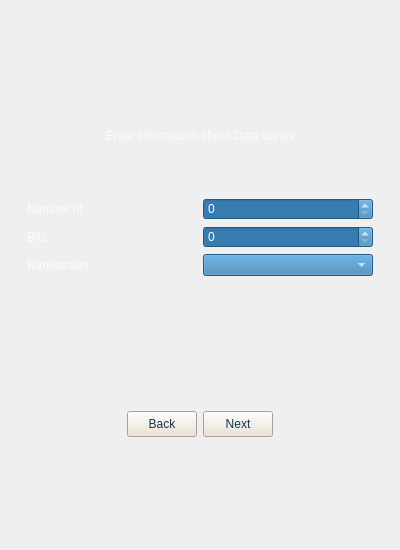
First picture: the form in ui/main_1203.ui, repository mazurikes/VPCreator, before the edit.
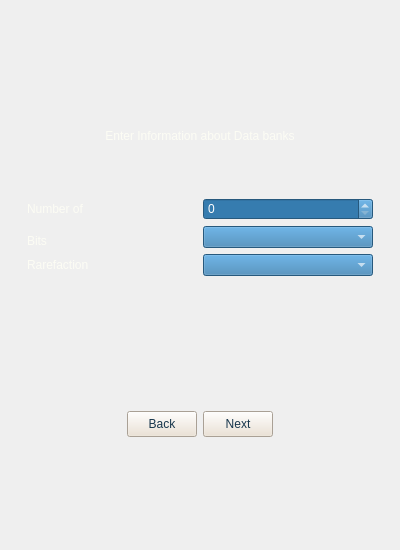
Second picture: the form after the edit. The open tabs and pages were chosen to show the change. Icons and pictures are not drawn.

```diff
--- a/ui/main_1203.ui
+++ b/ui/main_1203.ui
@@ -217,7 +217,7 @@
        <enum>QFrame::Plain</enum>
       </property>
       <property name="currentIndex">
-       <number>2</number>
+       <number>3</number>
       </property>
       <widget class="QWidget" name="welcome">
        <layout class="QVBoxLayout" name="verticalLayout_4">
@@ -548,26 +548,26 @@
            <item row="0" column="1">
             <widget class="QSpinBox" name="spinBox_num"/>
            </item>
-           <item row="1" column="0">
+           <item row="2" column="0">
             <widget class="QLabel" name="label_bits">
              <property name="text">
               <string>Bits</string>
              </property>
             </widget>
            </item>
-           <item row="2" column="1">
+           <item row="3" column="1">
             <widget class="QComboBox" name="comboBox_rar"/>
            </item>
-           <item row="1" column="1">
-            <widget class="QSpinBox" name="spinBox_bits"/>
-           </item>
-           <item row="2" column="0">
+           <item row="3" column="0">
             <widget class="QLabel" name="label_rar_5">
              <property name="text">
               <string>Rarefaction</string>
              </property>
             </widget>
            </item>
+           <item row="1" column="1" rowspan="2">
+            <widget class="QComboBox" name="comboBox_bits"/>
+           </item>
           </layout>
          </widget>
         </item>
```
